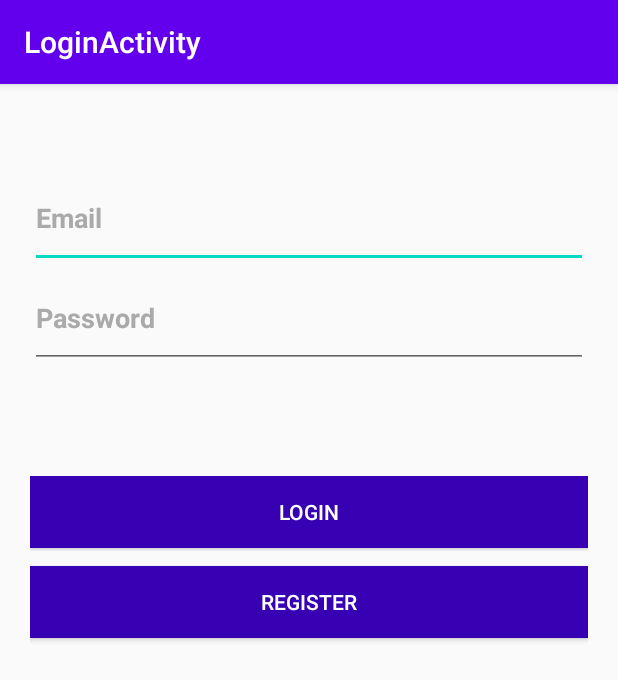
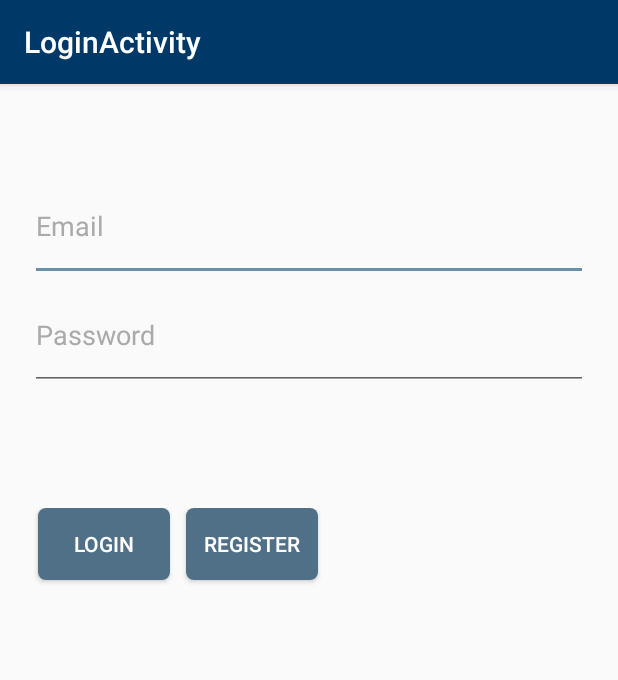
Before and after one commit to emdifiore22/iothink_unina, an Android app: the screen it shows after launch (LoginActivity), on a phone screen of 412 x 824 dp. Shown: the top 680 px of the screen. Run offline under Robolectric (Android 15) with nearby library versions, the phone set to English and light mode, and no system bars; our stand-ins replace Firebase (no records; nobody signed in at launch, a user with empty details on screens opened directly).

Commit message:
Restyling grafico.

```diff
--- a/app/build.gradle
+++ b/app/build.gradle
@@ -22,9 +22,6 @@ android {
         }
     }
 
-    buildFeatures {
-        viewBinding = true
-    }
 }
 
 dependencies {
--- /dev/null
+++ b/app/src/main/res/drawable-xhdpi/button.xml
@@ -0,0 +1,6 @@
+<?xml version="1.0" encoding="utf-8"?>
+<shape xmlns:android="http://schemas.android.com/apk/res/android"
+    android:shape="rectangle" android:layout_height="0dp" android:layout_width="0dp">
+    <solid android:color="@color/weird_dreams_4" />
+    <corners android:radius="5dp" />
+</shape>
--- a/app/src/main/res/layout/activity_login.xml
+++ b/app/src/main/res/layout/activity_login.xml
@@ -34,7 +34,6 @@
         android:inputType="textEmailAddress"
         android:textColor="@android:color/black"
         android:textColorHint="@android:color/darker_gray"
-        android:textStyle="bold"
         app:layout_constraintEnd_toEndOf="parent"
         app:layout_constraintStart_toStartOf="parent"
         app:layout_constraintTop_toBottomOf="@+id/imageView2" />
@@ -50,7 +49,6 @@
         android:inputType="textPassword"
         android:textColor="@android:color/black"
         android:textColorHint="@android:color/darker_gray"
-        android:textStyle="bold"
         android:ems="10"
         app:layout_constraintEnd_toEndOf="parent"
         app:layout_constraintStart_toStartOf="parent"
@@ -78,24 +76,21 @@
 
             <Button
                 android:id="@+id/login_button"
-                android:layout_width="match_parent"
-                android:layout_weight="2"
+                android:layout_width="wrap_content"
                 android:layout_height="wrap_content"
-                android:background="@color/colorPrimaryDark"
+                android:background="@drawable/button"
                 android:text="@string/login_button"
+                android:layout_marginHorizontal="5dp"
                 android:textColor="@android:color/white"
                 android:textColorLink="@android:color/darker_gray" />
-
-
+            <Button
+                android:id="@+id/reg_button"
+                android:layout_width="wrap_content"
+                android:layout_height="wrap_content"
+                android:layout_marginHorizontal="5dp"
+                android:background="@drawable/button"
+                android:text="@string/registraion_button"
+                android:textColor="@android:color/white"/>
         </LinearLayout>
 
-        <Button
-            android:id="@+id/reg_button"
-            android:layout_width="fill_parent"
-            android:layout_height="wrap_content"
-            android:layout_marginTop="10dp"
-            android:background="@color/colorPrimaryDark"
-            android:text="@string/registraion_button"
-            android:textColor="@android:color/white"/>
-
     </LinearLayout>
--- a/app/src/main/res/layout/centralina_model.xml
+++ b/app/src/main/res/layout/centralina_model.xml
@@ -8,11 +8,12 @@
         android:layout_width="match_parent"
         android:layout_height="wrap_content"
         android:text="Centralina"
-        android:textSize="24dp"
-        android:background="@color/colorPrimaryDark"
+        android:textSize="20dp"
+        android:background="@drawable/button"
         android:textColor="@android:color/white"
         android:padding="5dp"
         android:gravity="center"
         android:layout_marginVertical="5dp"
+        android:layout_marginHorizontal="5dp"
         android:layout_marginBottom="10dp"/>
 </RelativeLayout>
--- a/app/src/main/res/menu/menu.xml
+++ b/app/src/main/res/menu/menu.xml
@@ -4,6 +4,7 @@
     <item
         android:icon="@drawable/ic_add"
         android:title="menu"
+        android:iconTint="@android:color/white"
         app:showAsAction="always">
         <menu>
 
--- a/app/src/main/res/values/colors.xml
+++ b/app/src/main/res/values/colors.xml
@@ -3,4 +3,9 @@
     <color name="colorPrimary">#6200EE</color>
     <color name="colorPrimaryDark">#3700B3</color>
     <color name="colorAccent">#03DAC5</color>
+    <color name="weird_dreams_1">#001840</color>
+    <color name="weird_dreams_2">#003868</color>
+    <color name="weird_dreams_3">#086088</color>
+    <color name="weird_dreams_4">#507088</color>
+    <color name="weird_dreams_5">#6890a8</color>
 </resources>
--- a/app/src/main/res/values/styles.xml
+++ b/app/src/main/res/values/styles.xml
@@ -2,9 +2,9 @@
     <!-- Base application theme. -->
     <style name="AppTheme" parent="Theme.AppCompat.Light.DarkActionBar">
         <!-- Customize your theme here. -->
-        <item name="colorPrimary">@color/colorPrimary</item>
-        <item name="colorPrimaryDark">@color/colorPrimaryDark</item>
-        <item name="colorAccent">@color/colorAccent</item>
+        <item name="colorPrimary">@color/weird_dreams_2</item>
+        <item name="colorPrimaryDark">@color/weird_dreams_1</item>
+        <item name="colorAccent">@color/weird_dreams_5</item>
     </style>
 
 </resources>
```
Also changed, not shown: app/src/main/AndroidManifest.xml (+9 -3 lines), app/src/main/java/com/iot_rest_application/iothink_unina/AddCentralinaActivity.java (+6 -8 lines), app/src/main/java/com/iot_rest_application/iothink_unina/DevicesActivity.java (+8 -0 lines), app/src/main/java/com/iot_rest_application/iothink_unina/MainActivity.java (+9 -1 lines), app/src/main/res/layout/activity_add_centralina.xml (+20 -49 lines), app/src/main/res/layout/activity_devices.xml (+8 -1 lines), app/src/main/res/layout/activity_main.xml (+11 -2 lines), app/src/main/res/layout/device_model.xml (+2 -49 lines).
